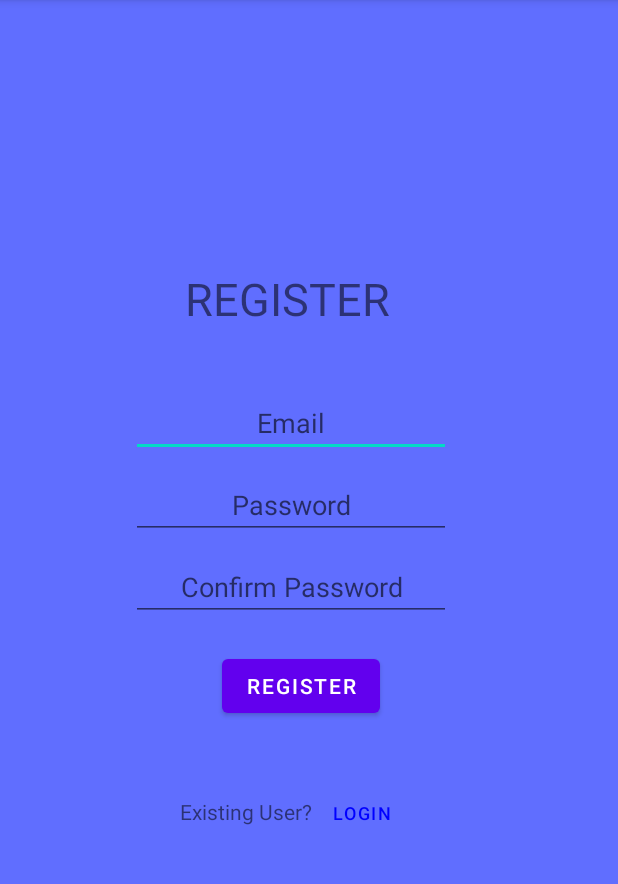
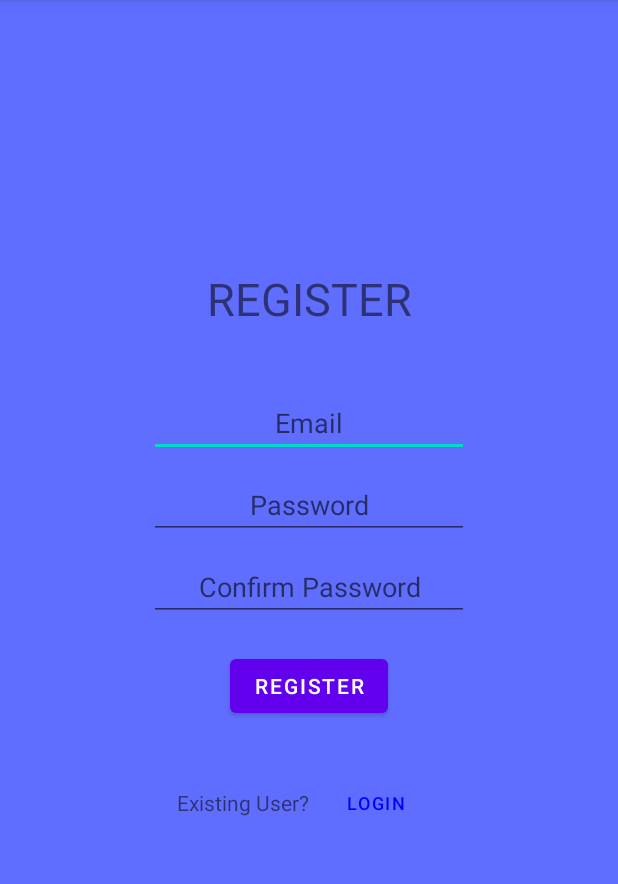
Before and after one commit to WTsaur/PokeBox, an Android app: the Register screen opened directly, with no data from a screen before it, on a phone screen of 412 x 824 dp, the part 84-968 px from its top. Run offline under Robolectric (Android 15) with nearby library versions, the phone set to English and light mode, and no system bars; our stand-ins replace Firebase (no records; nobody signed in at launch, a user with empty details on screens opened directly).

Commit message:
Added Firebase database to gradle. Added filter and search icon vector assets. Modified register.xml and login.xml so that they utilize android:centerHorizontal instead of layout_marginLeft. Modified MainActivity.java and Register.java so that they check if any of the user input fields are empty.

```diff
--- a/app/build.gradle
+++ b/app/build.gradle
@@ -34,6 +34,7 @@ dependencies {
     implementation platform('com.google.firebase:firebase-bom:26.6.0')
     implementation 'com.google.firebase:firebase-analytics'
     implementation 'com.google.firebase:firebase-auth'
+    implementation 'com.google.firebase:firebase-database'
     implementation 'androidx.appcompat:appcompat:1.2.0'
     implementation 'com.google.android.material:material:1.3.0'
     implementation 'androidx.constraintlayout:constraintlayout:2.0.4'
--- a/app/src/main/java/edu/fsu/cs/PokeBox/ScannerFragment.java
+++ b/app/src/main/java/edu/fsu/cs/PokeBox/ScannerFragment.java
@@ -30,6 +30,7 @@ import com.android.volley.Request;
 import com.android.volley.RequestQueue;
 import com.android.volley.toolbox.JsonObjectRequest;
 import com.android.volley.toolbox.Volley;
+import com.google.firebase.database.FirebaseDatabase;
 import com.google.mlkit.vision.common.InputImage;
 import com.google.mlkit.vision.text.Text;
 import com.google.mlkit.vision.text.TextRecognition;
@@ -108,6 +109,7 @@ public class ScannerFragment extends Fragment implements CardsAdapter.OnCardClic
             selectedCardView.setVisibility(View.INVISIBLE);
 
             // TODO: 3/26/21 Save card to database
+            FirebaseDatabase database = FirebaseDatabase.getInstance();
             PokeCard card = selectedCard;
 
             Toast.makeText(getContext(), "Card Added to Collection!", Toast.LENGTH_LONG).show();
@@ -306,8 +308,9 @@ public class ScannerFragment extends Fragment implements CardsAdapter.OnCardClic
                                     JSONObject pokeImages = pokeObj.getJSONObject("images");
                                     String id = pokeObj.getString("id");
                                     String img1 = pokeImages.getString("large");
+                                    JSONObject prices = pokeObj.getJSONObject("prices");
 
-                                    PokeCard card = new PokeCard(id, name, types, evolvesTo, null);
+                                    PokeCard card = new PokeCard(id, name, types, evolvesTo, null, prices);
                                     cards.add(card);
 
                                     new DownloadTask().execute(stringToURL(img1));
--- a/app/src/main/res/layout/fragment_card_viewer.xml
+++ b/app/src/main/res/layout/fragment_card_viewer.xml
@@ -3,7 +3,8 @@
                 android:layout_width="match_parent"
                 android:layout_height="match_parent">
 
-    <TextView android:layout_width="wrap_content" android:layout_height="wrap_content"
+    <TextView android:layout_width="wrap_content"
+              android:layout_height="wrap_content"
     android:text="@string/card_viewer_fragment"
     android:layout_centerHorizontal="true"
     android:layout_centerVertical="true"/>
--- a/app/src/main/res/layout/register.xml
+++ b/app/src/main/res/layout/register.xml
@@ -4,28 +4,28 @@
                 android:layout_height="match_parent"
                 android:background="#606EFF">
 
-
     <TextView
             android:id="@+id/register"
             android:layout_width="152dp"
             android:layout_height="82dp"
-        android:layout_marginLeft="115dp"
+            android:layout_centerHorizontal="true"
             android:layout_marginTop="158dp"
             android:gravity="center"
-        android:textSize="30dp"
-        android:text="REGISTER" />
+            android:textSize="30sp"
+            android:text="@string/registerBold"/>
 
     <EditText
             android:id="@+id/remail"
             android:layout_width="wrap_content"
             android:layout_height="wrap_content"
             android:layout_below="@+id/register"
-        android:layout_marginLeft="87dp"
+            android:layout_centerHorizontal="true"
             android:layout_marginTop="19dp"
             android:ems="10"
             android:gravity="center"
             android:inputType="textEmailAddress"
-        android:hint="Email" />
+            android:hint="@string/email"
+            android:importantForAutofill="no"/>
 
     <EditText
             android:id="@+id/rpassword"
@@ -33,22 +33,25 @@
             android:layout_height="wrap_content"
             android:layout_below="@+id/remail"
             android:layout_marginTop="9dp"
-        android:layout_marginLeft="87dp"
+            android:layout_centerHorizontal="true"
             android:ems="10"
             android:gravity="center"
-        android:hint="Password"
-        android:inputType="textPassword" />
+            android:hint="@string/password"
+            android:inputType="textPassword"
+            android:importantForAutofill="no"/>
+
     <EditText
             android:id="@+id/cpassword"
             android:layout_width="wrap_content"
             android:layout_height="wrap_content"
             android:layout_below="@+id/rpassword"
             android:layout_marginTop="9dp"
-        android:layout_marginLeft="87dp"
+            android:layout_centerHorizontal="true"
             android:ems="10"
             android:gravity="center"
-        android:hint="Confirm Password"
-        android:inputType="textPassword" />
+            android:hint="@string/confirm_password"
+            android:inputType="textPassword"
+            android:importantForAutofill="no"/>
 
     <Button
             android:id="@+id/rbtn"
@@ -56,31 +59,31 @@
             android:layout_height="wrap_content"
             android:layout_below="@+id/cpassword"
             android:layout_marginTop="19dp"
-        android:layout_marginLeft="148dp"
-        android:text="Register" />
+            android:layout_centerHorizontal="true"
+            android:text="@string/register"/>
 
+        <LinearLayout
+                android:layout_width="wrap_content"
+                android:layout_height="wrap_content"
+                android:layout_below="@+id/rbtn"
+                android:layout_centerHorizontal="true"
+                android:layout_marginTop="30dp"
+                android:gravity="center"
+                android:orientation="horizontal">
             <TextView
                     android:id="@+id/existinguser"
                     android:layout_width="wrap_content"
                     android:layout_height="wrap_content"
-        android:layout_below="@+id/rbtn"
-        android:layout_marginTop="50dp"
-        android:layout_marginLeft="120dp"
-        android:text="Existing User?" />
+                    android:text="@string/existing_user"/>
 
             <Button
                     android:id="@+id/lbtn"
                     android:layout_width="wrap_content"
-        android:layout_height="35dp"
-        android:layout_below="@+id/rbtn"
-        android:layout_marginStart="-11dp"
-        android:layout_marginLeft="20dp"
-        android:layout_marginTop="42dp"
-        android:layout_toEndOf="@+id/existinguser"
+                    android:layout_height="wrap_content"
                     android:background="#0000"
-        android:text="Login"
+                    android:text="@string/login"
                     android:textColor="#0000FF"
-        android:textSize="12dp" />
-
+                    android:textSize="12sp"/>
+        </LinearLayout>
 
 </RelativeLayout>
--- a/app/src/main/res/values/strings.xml
+++ b/app/src/main/res/values/strings.xml
@@ -11,4 +11,13 @@
     <string name="back">Back</string>
     <string name="select_card">Select Card</string>
     <string name="recycler_item_imageView_description">displays card image for recycler</string>
+    <string name="login">Login</string>
+    <string name="email">Email</string>
+    <string name="password">Password</string>
+    <string name="new_user">New User?</string>
+    <string name="register">Register</string>
+    <string name="registerBold">REGISTER</string>
+    <string name="loginBold">LOGIN</string>
+    <string name="confirm_password">Confirm Password</string>
+    <string name="existing_user">Existing User?</string>
 </resources>
```
Also changed, not shown: app/src/main/java/edu/fsu/cs/PokeBox/MainActivity.java (+8 -5 lines), app/src/main/java/edu/fsu/cs/PokeBox/PokeCard.java (+6 -1 lines), app/src/main/java/edu/fsu/cs/PokeBox/Register.java (+3 -8 lines), app/src/main/res/drawable/ic_pokebox_icon_filter.xml (added, +24 -0 lines), app/src/main/res/drawable/ic_pokebox_icon_search.xml (added, +14 -0 lines), app/src/main/res/layout/login.xml (+26 -24 lines), app/src/main/java/edu/fsu/cs/PokeBox/CardViewerFragment.java (line endings or trailing spaces). Lines whose indentation alone changed are shown as unchanged.
